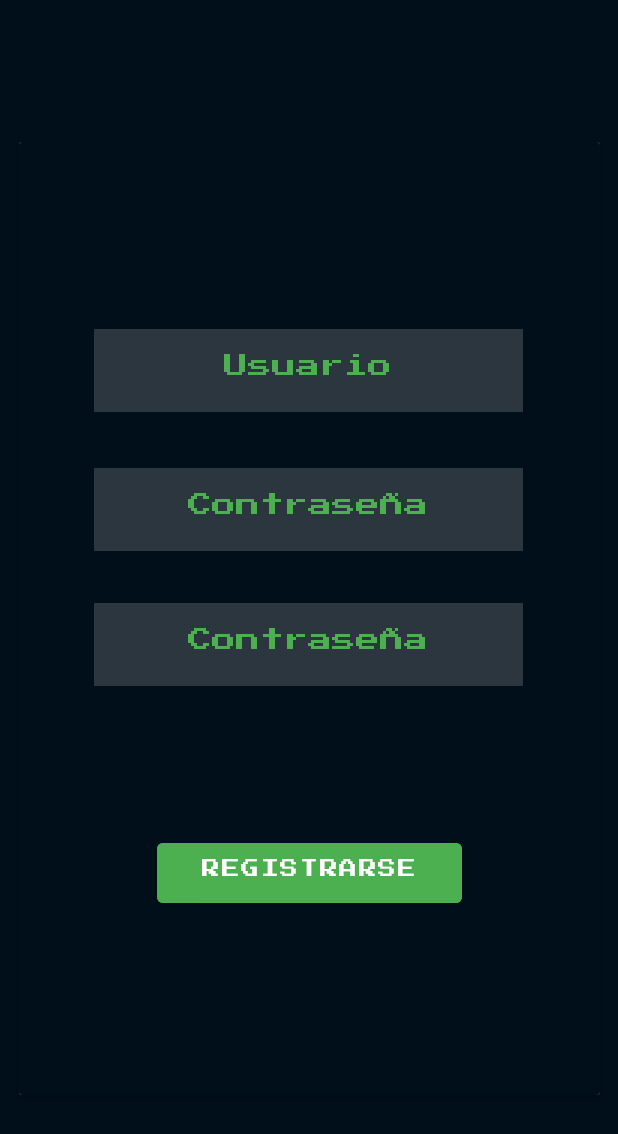
After one commit to Augus611/Proyecto-Final, an Android app: the Registrar screen opened directly, with no data from a screen before it, on a phone screen of 412 x 824 dp. The commit adds this screen. Shown: the top 1134 px of the screen. Run offline under Robolectric (Android 15) with nearby library versions, the phone set to English and light mode, and no system bars.

Commit message:
Pantalla resgistrar terminada

```diff
--- a/app/src/main/res/layout/activity_login.xml
+++ b/app/src/main/res/layout/activity_login.xml
@@ -97,6 +97,7 @@
                 android:gravity="center"
                 android:hint="Contraseña"
                 android:inputType="textPassword"
+                android:textColor="#4CAF50"
                 android:textColorHint="#4CAF50"
                 android:textSize="16sp"
                 app:layout_constraintBottom_toBottomOf="parent"
@@ -130,7 +131,9 @@
                 android:layout_height="52dp"
                 android:backgroundTint="#4CAF50"
                 android:fontFamily="@font/pressstart_normal"
+                android:onClick="Registrar"
                 android:text="Registrarse"
+                android:textColor="#FFFFFF"
                 android:textSize="12sp"
                 app:layout_constraintBottom_toBottomOf="parent"
                 app:layout_constraintEnd_toEndOf="parent"
--- /dev/null
+++ b/app/src/main/res/layout/activity_registrar.xml
@@ -0,0 +1,101 @@
+<?xml version="1.0" encoding="utf-8"?>
+<androidx.constraintlayout.widget.ConstraintLayout xmlns:android="http://schemas.android.com/apk/res/android"
+    xmlns:app="http://schemas.android.com/apk/res-auto"
+    xmlns:tools="http://schemas.android.com/tools"
+    android:layout_width="match_parent"
+    android:layout_height="match_parent"
+    android:background="#010F1B"
+    tools:context=".Registrar">
+
+    <androidx.cardview.widget.CardView
+        android:layout_width="387dp"
+        android:layout_height="635dp"
+        app:layout_constraintBottom_toBottomOf="parent"
+        app:layout_constraintEnd_toEndOf="parent"
+        app:layout_constraintStart_toStartOf="parent"
+        app:layout_constraintTop_toTopOf="parent" >
+
+        <androidx.constraintlayout.widget.ConstraintLayout
+            android:layout_width="match_parent"
+            android:layout_height="match_parent"
+            android:background="#010F1B">
+
+            <Button
+                android:id="@+id/button3"
+                android:layout_width="203dp"
+                android:layout_height="52dp"
+                android:backgroundTint="#4CAF50"
+                android:fontFamily="@font/pressstart_normal"
+                android:onClick="crearUsuario"
+                android:text="Registrarse"
+                android:textColor="#FFFFFF"
+                android:textSize="12sp"
+                app:layout_constraintBottom_toBottomOf="parent"
+                app:layout_constraintEnd_toEndOf="parent"
+                app:layout_constraintStart_toStartOf="parent"
+                app:layout_constraintTop_toBottomOf="@+id/input_passwordValidar"
+                app:layout_constraintVertical_bias="0.448" />
+
+            <EditText
+                android:id="@+id/input_usuarioRegistrar"
+                android:layout_width="286dp"
+                android:layout_height="55dp"
+                android:background="#41AAAAAA"
+                android:ems="10"
+                android:fontFamily="@font/pressstart_normal"
+                android:gravity="center"
+                android:hint="Usuario"
+                android:inputType="textPersonName"
+                android:textColor="#4CAF50"
+                android:textColorHint="#4CAF50"
+                android:textSize="16sp"
+                app:layout_constraintBottom_toBottomOf="parent"
+                app:layout_constraintEnd_toEndOf="parent"
+                app:layout_constraintHorizontal_bias="0.495"
+                app:layout_constraintStart_toStartOf="parent"
+                app:layout_constraintTop_toTopOf="parent"
+                app:layout_constraintVertical_bias="0.215" />
+
+            <EditText
+                android:id="@+id/input_passwordRegistrar"
+                android:layout_width="286dp"
+                android:layout_height="55dp"
+                android:background="#41AAAAAA"
+                android:ems="10"
+                android:fontFamily="@font/pressstart_normal"
+                android:gravity="center"
+                android:hint="Contraseña"
+                android:inputType="textPassword"
+                android:textColor="#4CAF50"
+                android:textColorHint="#4CAF50"
+                android:textSize="16sp"
+                app:layout_constraintBottom_toBottomOf="parent"
+                app:layout_constraintEnd_toEndOf="parent"
+                app:layout_constraintHorizontal_bias="0.495"
+                app:layout_constraintStart_toStartOf="parent"
+                app:layout_constraintTop_toBottomOf="@+id/input_usuarioRegistrar"
+                app:layout_constraintVertical_bias="0.094" />
+
+            <EditText
+                android:id="@+id/input_passwordValidar"
+                android:layout_width="286dp"
+                android:layout_height="55dp"
+                android:background="#41AAAAAA"
+                android:ems="10"
+                android:fontFamily="@font/pressstart_normal"
+                android:gravity="center"
+                android:hint="Contraseña"
+                android:inputType="textPassword"
+                android:textColor="#4CAF50"
+                android:textColorHint="#4CAF50"
+                android:textSize="16sp"
+                app:layout_constraintBottom_toBottomOf="parent"
+                app:layout_constraintEnd_toEndOf="parent"
+                app:layout_constraintHorizontal_bias="0.495"
+                app:layout_constraintStart_toStartOf="parent"
+                app:layout_constraintTop_toBottomOf="@+id/input_passwordRegistrar"
+                app:layout_constraintVertical_bias="0.113" />
+
+        </androidx.constraintlayout.widget.ConstraintLayout>
+    </androidx.cardview.widget.CardView>
+</androidx.constraintlayout.widget.ConstraintLayout>
```
Also changed, not shown: app/src/main/AndroidManifest.xml (+7 -4 lines), app/src/main/java/com/grupo4/proyectofinal/Activity_Login.kt (+10 -1 lines), app/src/main/java/com/grupo4/proyectofinal/Registrar.kt (added, +54 -0 lines), app/src/main/java/com/grupo4/proyectofinal/miSqliteHelper.kt (added, +43 -0 lines).
